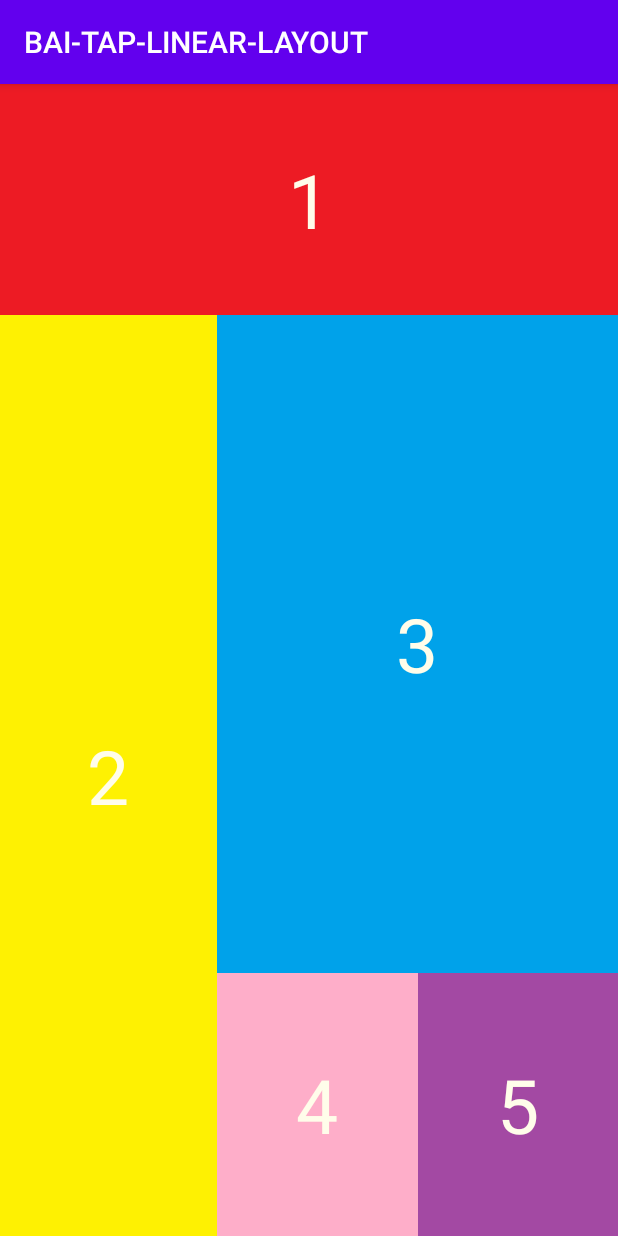
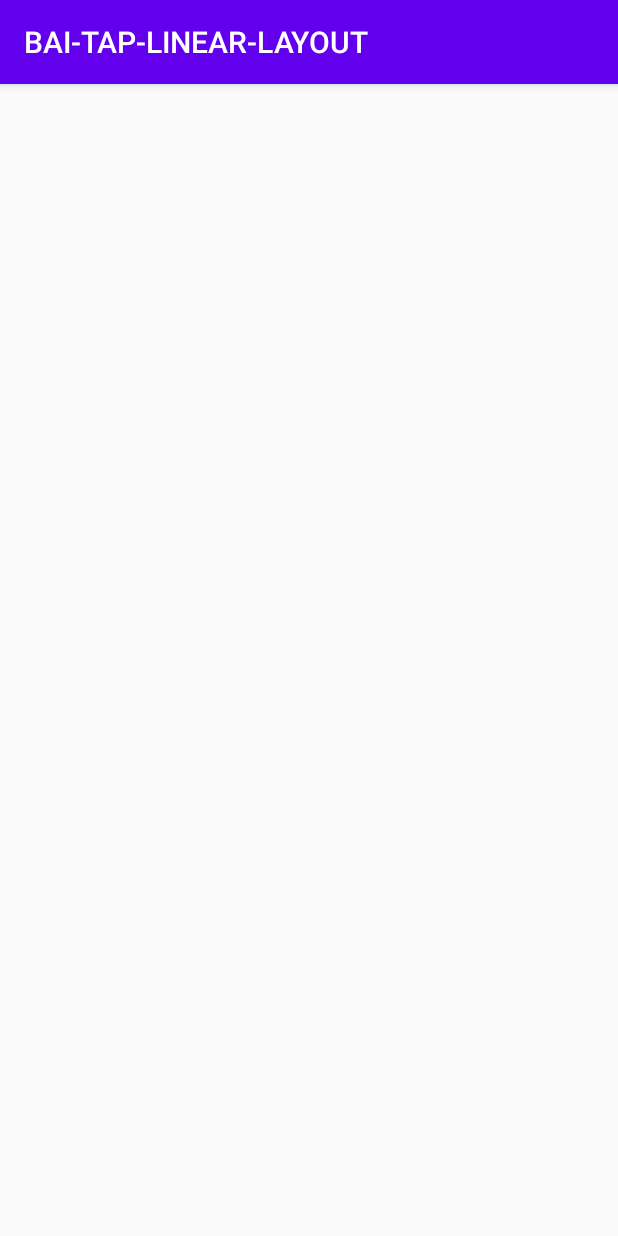
Before and after one commit to phamtandatx/BAI-TAP-LINEAR-LAYOUT, an Android app: the screen it shows after launch (MainActivity), on a phone screen of 412 x 824 dp. Run offline under Robolectric (Android 15) with nearby library versions, the phone set to English and light mode, and no system bars.

Commit message:
git temp

```diff
--- a/app/src/main/res/layout/activity_main.xml
+++ b/app/src/main/res/layout/activity_main.xml
@@ -1,109 +1,20 @@
 <?xml version="1.0" encoding="utf-8"?>
 <LinearLayout
-    android:weightSum="100"
+    android:weightSum="10"
     android:orientation="vertical"
     android:layout_height="match_parent"
     android:layout_width="match_parent"
     xmlns:android="http://schemas.android.com/apk/res/android">
+
     <LinearLayout
-        android:orientation="vertical"
-        android:layout_weight="80"
+        android:layout_width="match_parent"
+        android:layout_height="match_parent"
+        android:layout_weight="5"></LinearLayout>
+
+    <LinearLayout
+        android:layout_weight="5"
         android:layout_width="match_parent"
         android:layout_height="match_parent">
-        <TextView
-            android:textSize="50sp"
-            android:textColor="#fffdea"
-            android:background="#ed1b24"
-            android:gravity="center"
-            android:layout_weight="1"
-            android:text="1"
-            android:layout_width="match_parent"
-            android:layout_height="match_parent">
-        </TextView>
     </LinearLayout>
-    <LinearLayout
-        android:orientation="horizontal"
-        android:layout_weight="20"
-        android:layout_width="match_parent"
-        android:layout_height="match_parent">
 
-        <LinearLayout
-            android:layout_weight="13"
-            android:layout_width="match_parent"
-            android:layout_height="match_parent">
-            <TextView
-                android:background="#fef102"
-                android:textSize="50sp"
-                android:textColor="#fffdea"
-                android:gravity="center"
-                android:layout_weight="1"
-                android:text="2"
-                android:layout_width="match_parent"
-                android:layout_height="match_parent">
-            </TextView>
-        </LinearLayout>
-        <LinearLayout
-            android:orientation="vertical"
-            android:layout_weight="7"
-            android:layout_width="match_parent"
-            android:layout_height="match_parent">
-
-            <LinearLayout
-                android:layout_width="match_parent"
-                android:layout_height="match_parent"
-                android:layout_weight="2">
-
-                <TextView
-                    android:textSize="50sp"
-                    android:textColor="#fffdea"
-                    android:background="#00a2ea"
-                    android:gravity="center"
-                    android:layout_weight="1"
-                    android:text="3"
-                    android:layout_width="match_parent"
-                    android:layout_height="match_parent">
-                </TextView>
-            </LinearLayout>
-
-
-            <LinearLayout
-                android:orientation="horizontal"
-                android:layout_width="match_parent"
-                android:layout_height="match_parent"
-                android:layout_weight="5">
-                <LinearLayout
-                    android:layout_width="match_parent"
-                    android:layout_height="match_parent"
-                    android:layout_weight="1">
-                    <TextView
-                        android:textSize="50sp"
-                        android:textColor="#fffdea"
-                        android:background="#feaec9"
-                        android:gravity="center"
-                        android:layout_weight="1"
-                        android:text="4"
-                        android:layout_width="match_parent"
-                        android:layout_height="match_parent">
-                    </TextView>
-
-                </LinearLayout>
-                <LinearLayout
-                    android:layout_width="match_parent"
-                    android:layout_height="match_parent"
-                    android:layout_weight="1">
-                    <TextView
-                        android:textSize="50sp"
-                        android:textColor="#fffdea"
-                        android:background="#a349a3"
-                        android:gravity="center"
-                        android:layout_weight="1"
-                        android:text="5"
-                        android:layout_width="match_parent"
-                        android:layout_height="match_parent">
-                    </TextView>
-                </LinearLayout>
-            </LinearLayout>
-        </LinearLayout>
-
-    </LinearLayout>
 </LinearLayout>
```
